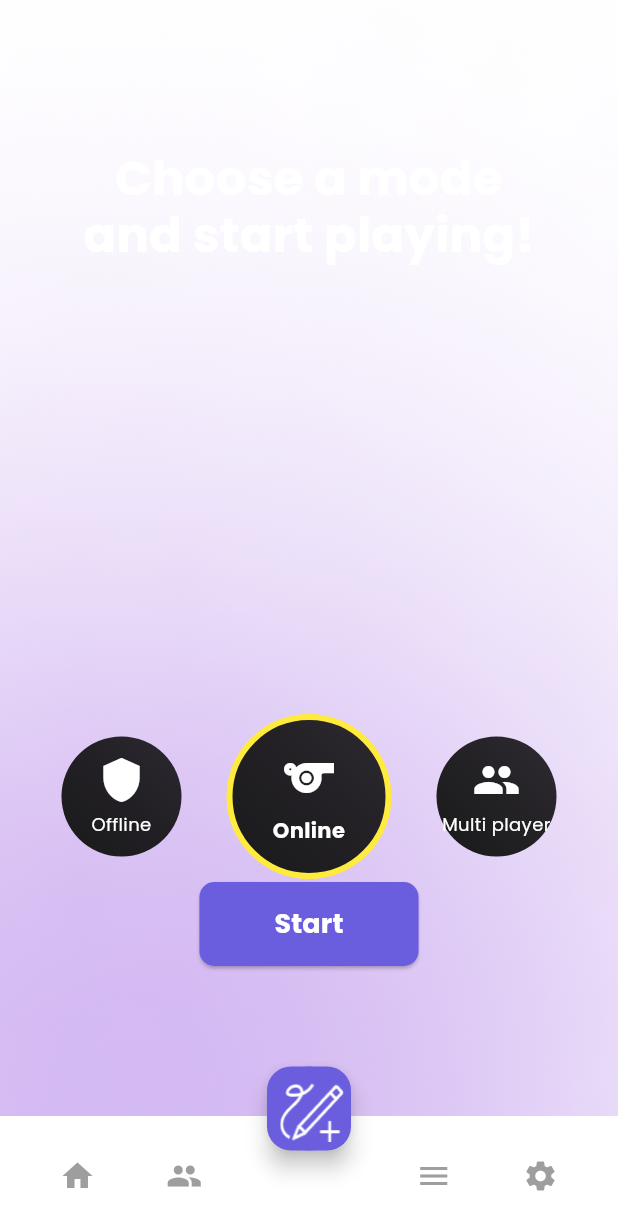
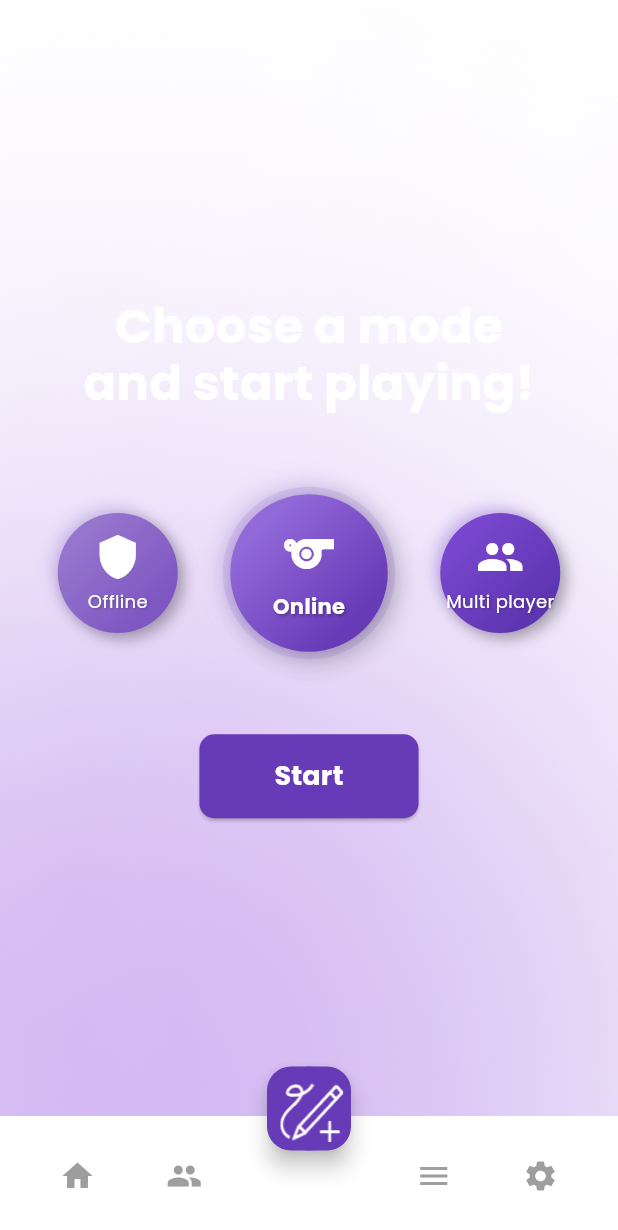
Before and after one commit to MobAI-Hackathon/Starter, a Flutter app: the GameModeScreen screen opened by its route, on a phone screen of 412 x 824 dp. Shown: the top 1230 px of the screen. Run offline on Flutter 3.47's test engine with Material 3 defaults, Android fonts, the phone set to English and light mode, and no system bars; our stand-ins replace camera, cloud_firestore, firebase_auth, firebase_core, firebase_database, firebase_messaging and 6 more; accounts and stored records are empty; project files that could hold a hidden picture were left out.

Commit message:
more design

```diff
--- a/frontend/lib/main.dart
+++ b/frontend/lib/main.dart
@@ -7,7 +7,6 @@ import 'package:hanini_frontend/screens/auth/login_screen.dart';
 import 'package:hanini_frontend/screens/auth/signup_screen.dart';
 import 'package:hanini_frontend/screens/navScreens/Online_mode.dart';
 import 'package:hanini_frontend/screens/navScreens/Game_mode_screen.dart';
-import 'package:hanini_frontend/screens/navScreens/Profile_screen.dart';
 import 'package:hanini_frontend/screens/onboarding/onboarding_screen.dart';
 import 'localization/app_localization.dart';
 import 'package:flutter/services.dart';
@@ -111,8 +110,6 @@ class _MyAppState extends State<MyApp> {
       '/settings': (context) => SettingsScreen(),
       '/forgot_password': (context) => ForgotPasswordScreen(),
       '/online_mode': (context) => ChallengeScreen(), // New route
-      '/profile': (context) =>
-          ProfileScreen(), // Make sure this matches the class name exactly
     };
   }
 }
--- a/frontend/lib/screens/auth/login_screen.dart
+++ b/frontend/lib/screens/auth/login_screen.dart
@@ -224,7 +224,7 @@ class _LoginScreenState extends State<LoginScreen>
             await prefs.setBool('isLoggedIn', true);
 
             // Always navigate to profile screen
-            Navigator.of(context).pushReplacementNamed('/profile');
+            Navigator.of(context).pushReplacementNamed('/game_mode');
           } else {
             ScaffoldMessenger.of(context).showSnackBar(
               const SnackBar(
--- a/frontend/lib/screens/navScreens/Game_mode_screen.dart
+++ b/frontend/lib/screens/navScreens/Game_mode_screen.dart
@@ -27,14 +27,48 @@ class GameModeScreen extends StatefulWidget {
   _GameModeScreenState createState() => _GameModeScreenState();
 }
 
-class _GameModeScreenState extends State<GameModeScreen> {
-  String selectedMode = "Online"; // Default is Online
+class _GameModeScreenState extends State<GameModeScreen> with SingleTickerProviderStateMixin {
+  String selectedMode = "Online";
+  late AnimationController _animationController;
+  late Animation<double> _scaleAnimation;
+  late Animation<double> _pulseAnimation;
+
+  @override
+  void initState() {
+    super.initState();
+    _animationController = AnimationController(
+      duration: const Duration(milliseconds: 250), // Even shorter duration
+      vsync: this,
+    );
+
+    _scaleAnimation = Tween<double>(begin: 1.0, end: 1.08).animate(  // Reduced scale
+      CurvedAnimation(
+        parent: _animationController,
+        curve: Curves.easeOutBack,
+      ),
+    );
+
+    _pulseAnimation = Tween<double>(begin: 0.0, end: 1.0).animate(
+      CurvedAnimation(
+        parent: _animationController,
+        curve: Curves.easeInOut,
+      ),
+    );
+  }
+
+  @override
+  void dispose() {
+    _animationController.dispose();
+    super.dispose();
+  }
 
   void selectMode(String mode) {
+    if (selectedMode != mode) {  // Only animate if selecting a different mode
       setState(() {
         selectedMode = mode;
       });
-    // Remove any direct navigation from here
+      _animationController.forward(from: 0.0);
+    }
   }
 
   @override
@@ -49,8 +83,6 @@ class _GameModeScreenState extends State<GameModeScreen> {
           ),
         ),
         child: Center(
-          child: Padding(
-            padding: const EdgeInsets.only(top: 100), // Add top padding
           child: Column(
             mainAxisAlignment: MainAxisAlignment.center,
             children: [
@@ -64,24 +96,25 @@ class _GameModeScreenState extends State<GameModeScreen> {
                   height: 1.2,
                 ),
               ),
-                const SizedBox(height: 300), // Increased from 120 to 180
+              const SizedBox(height: 50),
               Row(
                 mainAxisAlignment: MainAxisAlignment.center,
                 children: [
                   _buildModeButton(
-                        "Offline", Icons.shield, selectedMode == "Offline"),
+                      "Offline", Icons.shield, selectedMode == "Offline",
+                      [const Color(0xFF9575CD), const Color(0xFF7E57C2)]), // Light purple
                   const SizedBox(width: 30),
                   _buildModeButton(
-                        "Online", Icons.sports, selectedMode == "Online"),
+                      "Online", Icons.sports, selectedMode == "Online",
+                      [const Color.fromARGB(255, 146, 105, 217), const Color(0xFF673AB7)]), // Medium purple
                   const SizedBox(width: 30),
                   _buildModeButton("Multi player", Icons.group,
-                        selectedMode == "Multi player"),
+                      selectedMode == "Multi player",
+                      [const Color.fromARGB(255, 120, 71, 205), const Color(0xFF5E35B1)]), // Deep purple
                 ],
               ),
-                const Spacer(),
-                Padding(
-                  padding: const EdgeInsets.only(bottom: 100),
-                  child: ElevatedButton(
+              const SizedBox(height: 50),
+              ElevatedButton(
                 onPressed: () {
                   // Only navigate when Start button is pressed
                   if (selectedMode == "Online") {
@@ -108,7 +141,7 @@ class _GameModeScreenState extends State<GameModeScreen> {
                   }
                 },
                 style: ElevatedButton.styleFrom(
-                      backgroundColor: const Color(0xFF6A5EDE),
+                  backgroundColor: const Color(0xFF673AB7), // Updated to match theme
                   padding: const EdgeInsets.symmetric(
                       horizontal: 50, vertical: 15),
                   shape: RoundedRectangleBorder(
@@ -124,15 +157,11 @@ class _GameModeScreenState extends State<GameModeScreen> {
                   ),
                 ),
               ),
-                ),
             ],
           ),
         ),
       ),
-      ),
       bottomNavigationBar: BottomAppBar(
-        shape: const CircularNotchedRectangle(),
-        notchMargin: 8.0,
         color: Colors.white,
         child: Row(
           mainAxisAlignment: MainAxisAlignment.spaceAround,
@@ -148,13 +177,13 @@ class _GameModeScreenState extends State<GameModeScreen> {
       floatingActionButton: Transform.translate(
         offset: const Offset(0, -5),
         child: FloatingActionButton(
-          backgroundColor: const Color(0xFF6A5EDE),
+          backgroundColor: const Color(0xFF673AB7), // Updated to match theme
           child: Container(
             width: 60,
             height: 60,
             decoration: const BoxDecoration(
               shape: BoxShape.circle,
-              color: Color(0xFF6A5EDE),
+              color: const Color(0xFF673AB7),
             ),
             child: Center(
               child: ClipOval(
@@ -174,27 +203,86 @@ class _GameModeScreenState extends State<GameModeScreen> {
     );
   }
 
-  Widget _buildModeButton(String mode, IconData icon, bool isSelected) {
+  Widget _buildModeButton(String mode, IconData icon, bool isSelected, List<Color> gradientColors) {
     return GestureDetector(
-      onTap: () => selectMode(mode),  // This now only updates the selection
-      child: AnimatedContainer(
-        duration: const Duration(milliseconds: 300),
-        width: isSelected ? 110 : 80,
-        height: isSelected ? 110 : 80,
+      onTap: () => selectMode(mode),
+      child: AnimatedBuilder(
+        animation: _animationController,
+        builder: (context, child) {
+          return Stack(
+            alignment: Alignment.center,
+            children: [
+              if (isSelected) ...[
+                Transform.scale(
+                  scale: 1.0 + (_pulseAnimation.value * 0.15),  // Reduced pulse effect
+                  child: Container(
+                    width: 115,  // Slightly smaller container
+                    height: 115,
+                    decoration: BoxDecoration(
+                      shape: BoxShape.circle,
+                      color: gradientColors[0].withOpacity(0.15),  // Reduced opacity
+                    ),
+                  ),
+                ),
+              ],
+              AnimatedContainer(  // Added AnimatedContainer for smooth size transition
+                duration: const Duration(milliseconds: 200),
+                width: isSelected ? 105 : 80,  // Reduced selected size
+                height: isSelected ? 105 : 80,
+                child: Transform.scale(
+                  scale: isSelected ? _scaleAnimation.value : 1.0,
+                  child: Container(
                     decoration: BoxDecoration(
                       shape: BoxShape.circle,
                       gradient: LinearGradient(
-            begin: Alignment.bottomLeft,
-            end: Alignment.topRight,
-            colors: [
-              const Color(0xFF1a1a1a),
-              Colors.black.withOpacity(0.8),
+                        begin: Alignment.topLeft,
+                        end: Alignment.bottomRight,
+                        colors: gradientColors,
+                        stops: const [0.2, 0.8],
+                      ),
+                      boxShadow: [
+                        BoxShadow(
+                          color: gradientColors[0].withOpacity(0.3),
+                          blurRadius: isSelected ? 15 : 8,
+                          offset: const Offset(-4, -4),
+                        ),
+                        BoxShadow(
+                          color: Colors.black.withOpacity(0.3),
+                          blurRadius: isSelected ? 15 : 8,
+                          offset: const Offset(4, 4),
+                        ),
                       ],
                     ),
-          border:
-              isSelected ? Border.all(color: Colors.yellow, width: 4) : null,
                   ),
-        child: Column(
+                ),
+              ),
+              IconAndText(
+                icon: icon,
+                text: mode,
+                isSelected: isSelected,
+              ),
+            ],
+          );
+        },
+      ),
+    );
+  }
+}
+
+class IconAndText extends StatelessWidget {
+  final IconData icon;
+  final String text;
+  final bool isSelected;
+
+  const IconAndText({
+    required this.icon,
+    required this.text,
+    required this.isSelected,
+  });
+
+  @override
+  Widget build(BuildContext context) {
+    return Column(
       mainAxisAlignment: MainAxisAlignment.center,
       children: [
         Icon(
@@ -204,17 +292,22 @@ class _GameModeScreenState extends State<GameModeScreen> {
         ),
         const SizedBox(height: 5),
         Text(
-              mode,
+          text,
           style: TextStyle(
             color: Colors.white,
             fontSize: isSelected ? 14 : 12,
             fontWeight: isSelected ? FontWeight.bold : FontWeight.normal,
+            shadows: [
+              Shadow(
+                color: Colors.black.withOpacity(0.3),
+                blurRadius: 2,
+                offset: const Offset(1, 1),
+              ),
+            ],
           ),
           textAlign: TextAlign.center,
         ),
       ],
-        ),
-      ),
     );
   }
 }
```
Also changed, not shown: frontend/lib/screens/navScreens/Profile_screen.dart (deleted, +0 -192 lines). Lines whose indentation alone changed are shown as unchanged.
